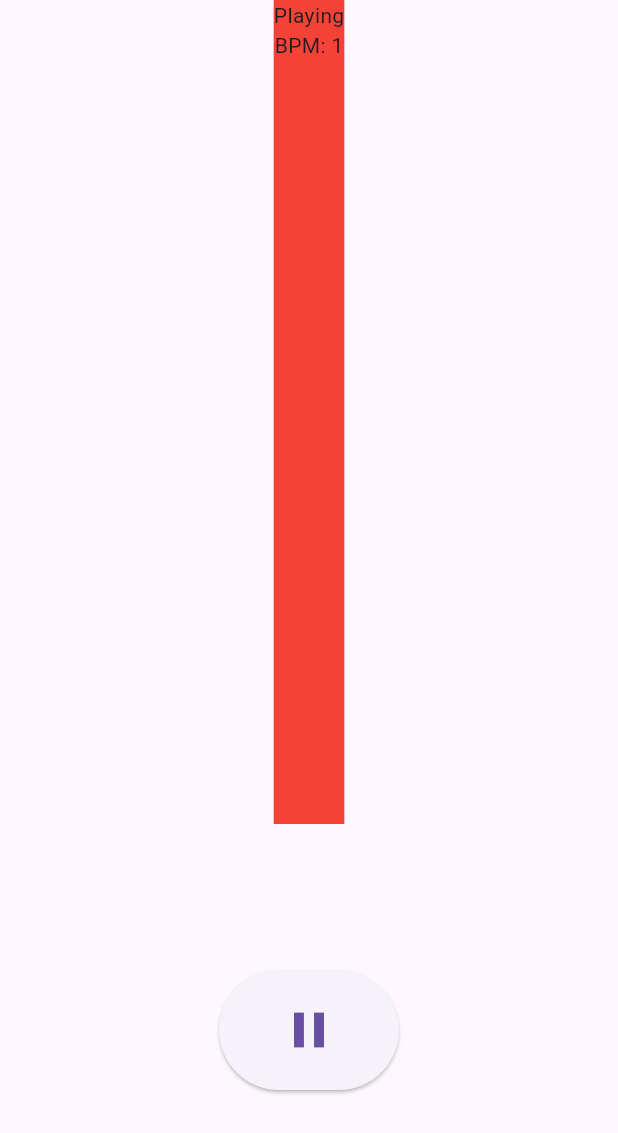
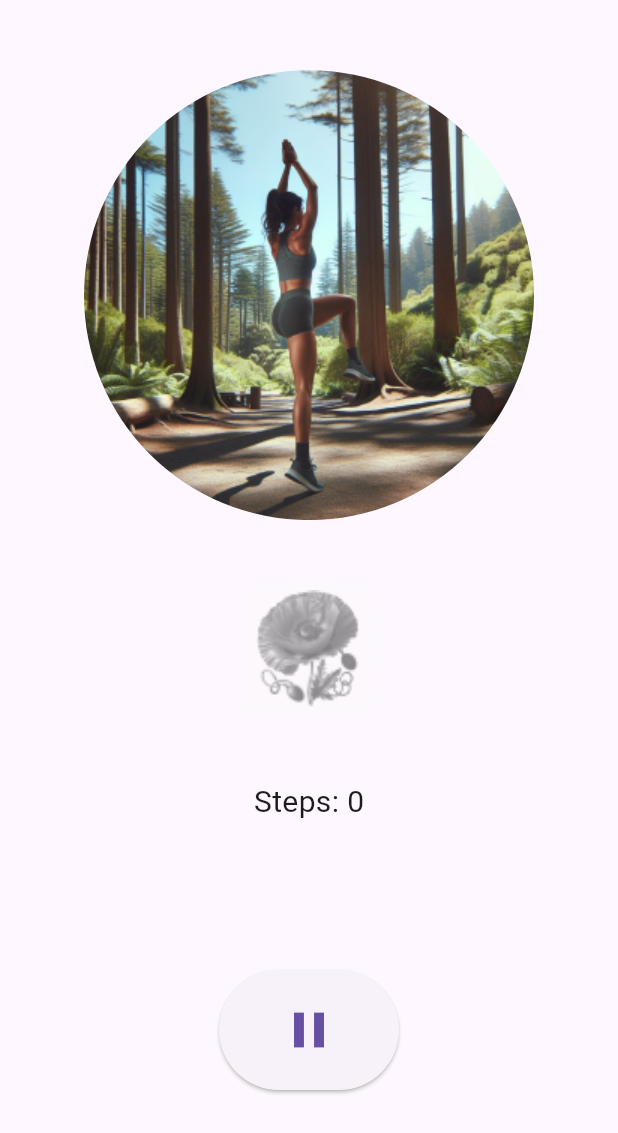
Before and after one commit to ohnevorerfahrung/adidas_running, a Flutter app: the screen it shows after launch, after a tap on the "play arrow" icon, on a phone screen of 412 x 824 dp. Shown: the top 1133 px of the screen. Run offline on Flutter 3.47's test engine with Material 3 defaults, Android fonts, the phone set to English and light mode, and no system bars; missing offline and left inert: health.

Commit message:
implementing health

```diff
--- a/lib/functionality/playback_model.dart
+++ b/lib/functionality/playback_model.dart
@@ -2,12 +2,18 @@ import 'package:flutter/material.dart';
 
 class PlaybackModel extends ChangeNotifier {
   bool _isPlaying = false;
-  int _bpm = 0;
+  int _bpm = 120;
   int _countmusicdata = 0;
+  int _steps = 0;
+  int _amoutFlowers = 0;
+  int _nextFlowers = 0;
 
   bool get isPlaying => _isPlaying;
   int get bpm => _bpm;
   int get countmusicdata => _countmusicdata;
+  int get steps => _steps;
+  int get amoutFlowers => _amoutFlowers;
+  int get nextFlowers => _nextFlowers;
 
   void togglePlayPause() {
     _isPlaying = !_isPlaying;
@@ -23,4 +29,25 @@ class PlaybackModel extends ChangeNotifier {
     _countmusicdata = countmusicdata;
     notifyListeners();
   }
+
+  void setSteps(int steps) {
+    _steps = steps;
+    notifyListeners();
+  }
+
+  void setAmoutFlowers(int amoutFlowers) {
+    _amoutFlowers = amoutFlowers;
+    notifyListeners();
+  }
+
+  void setNextFlowers(int nextFlowers) {
+    if (nextFlowers == 5) {
+      _amoutFlowers = amoutFlowers + 1;
+    }
+    nextFlowers = nextFlowers % 5;
+    nextFlowers = nextFlowers + 1;
+    _nextFlowers = nextFlowers;
+
+    notifyListeners();
+  }
 }
--- a/lib/views/parts/running_screen_oben.dart
+++ b/lib/views/parts/running_screen_oben.dart
@@ -1,36 +1,154 @@
 import 'package:flutter/material.dart';
 import 'package:provider/provider.dart';
 import '/functionality/playback_model.dart';
+import 'package:health/health.dart';
+import 'dart:async';
 
 class Oben extends StatefulWidget {
   const Oben({super.key});
 
   @override
-  State<Oben> createState() => _UntenState();
+  State<Oben> createState() => _ObenState();
 }
 
-class _UntenState extends State<Oben> {
-  bool isPlaying = false;
-  int bpt = 0;
+class _ObenState extends State<Oben> {
+  int count = 0;
+  int stepsLastTime = 50;
+  Timer? _timer;
+
+  @override
+  void initState() {
+    super.initState();
+    _initializeHealth();
+    _startStepCounter();
+  }
+
+  Future<void> _initializeHealth() async {
+    // Configure the health plugin before use
+    Health().configure(useHealthConnectIfAvailable: true);
+
+    // Define the types to get
+    var types = [
+      HealthDataType.STEPS,
+    ];
+
+    // Requesting access to the data types before reading them
+    bool requested = await Health().requestAuthorization(types);
+
+    // Handle the request result here
+    if (!requested) {
+      //print('Authorization not granted');
+      return;
+    } else {
+      var now = DateTime.now();
+      var midnight = DateTime(now.year, now.month, now.day);
+      int? steps = await Health().getTotalStepsInInterval(midnight, now);
+      stepsLastTime = steps ?? 0;
+      print(stepsLastTime);
+    }
+  }
+
+  void _startStepCounter() {
+    _timer = Timer.periodic(const Duration(seconds: 30), (timer) async {
+      var now = DateTime.now();
+      var midnight = DateTime(now.year, now.month, now.day);
+      int? steps = await Health().getTotalStepsInInterval(midnight, now);
+      if (steps != null) {
+        Provider.of<PlaybackModel>(context, listen: false)
+            .setSteps(steps - stepsLastTime);
+      } else {
+        steps = 0;
+        steps = steps + 60;
+      }
+      bool isPlaying =
+          Provider.of<PlaybackModel>(context, listen: false).isPlaying;
+      int bpm = Provider.of<PlaybackModel>(context, listen: false).bpm;
+      if (isPlaying == true) {
+        if (steps - stepsLastTime > bpm / 60 * 30 - 10 &&
+            steps - stepsLastTime < bpm / 60 * 30 + 10) {
+          Provider.of<PlaybackModel>(context, listen: false)
+              .setNextFlowers(count);
+          count++;
+        }
+      }
+      stepsLastTime = steps;
+      //int? steps = await Health().getTotalStepsInInterval(midnight, now);
+      //if (steps != null) {
+      //  Provider.of<PlaybackModel>(context, listen: false).setSteps(steps);
+      //}
+    });
+  }
+
+  @override
+  void dispose() {
+    _timer?.cancel();
+    super.dispose();
+  }
 
   @override
   Widget build(BuildContext context) {
-    return Container(
-      color: Colors.red,
-      child: Column(
+    return Column(
       children: <Widget>[
+        const Expanded(flex: 2, child: SizedBox()),
+        ClipOval(
+          child: Image.asset(
+            'assets/images/my_image.png', // Make sure you put your image in the assets directory and mention it in pubspec.yaml
+            width: 300,
+            height: 300,
+            fit: BoxFit.cover,
+          ),
+        ),
+        const Expanded(flex: 2, child: SizedBox()),
         Consumer<PlaybackModel>(
           builder: (context, playbackModel, child) {
-              return Text(playbackModel.isPlaying ? 'Playing' : 'Paused');
-            },
+            return SizedBox(
+              height: 80,
+              width: 80,
+              child: Stack(
+                children: <Widget>[
+                  ClipRect(
+                    child: Align(
+                      alignment: Alignment.bottomCenter,
+                      child: Image.asset(
+                        'assets/images/rose_black_qnd_white.png',
+                        width: 80,
+                        height: 80,
+                        fit: BoxFit.cover,
                       ),
-          Consumer<PlaybackModel>(
-            builder: (context, playbackModel, child) {
-              return Text('BPM: ${playbackModel.bpm}');
-            },
+                    ),
+                  ),
+                  Column(
+                    children: <Widget>[
+                      const Expanded(child: SizedBox()),
+                      ClipRect(
+                        child: Align(
+                          alignment: Alignment.bottomCenter,
+                          heightFactor: playbackModel.nextFlowers / 5,
+                          child: Image.asset(
+                            'assets/images/rose_colorful.png',
+                            width: 80,
+                            height: 80,
+                            fit: BoxFit.cover,
+                          ),
+                        ),
+                      ),
+                    ],
                   ),
                 ],
               ),
             );
+          },
+        ),
+        const Expanded(flex: 2, child: SizedBox()),
+        Consumer<PlaybackModel>(
+          builder: (context, playbackModel, child) {
+            return Text(
+              'Steps: ${playbackModel.steps}',
+              style: const TextStyle(fontSize: 20),
+            );
+          },
+        ),
+      ],
+    );
   }
 }
--- a/pubspec.yaml
+++ b/pubspec.yaml
@@ -61,7 +61,8 @@ flutter:
   uses-material-design: true
 
   # To add assets to your application, add an assets section, like this:
-  # assets:
+  assets:
+     - assets/images/
   #   - images/a_dot_burr.jpeg
   #   - images/a_dot_ham.jpeg
 
```
Also changed, not shown: assets/images/my_image.png (added), assets/images/rose_black_qnd_white.png (added), assets/images/rose_colorful.png (added), 5 other files. Lines whose indentation alone changed are shown as unchanged.
